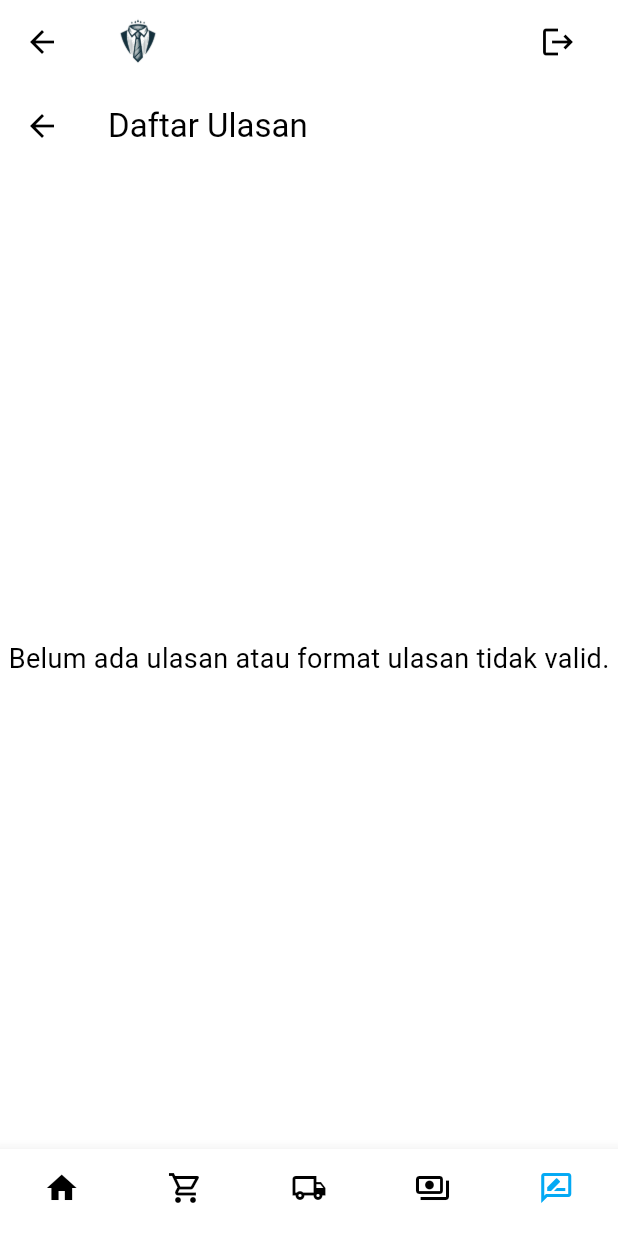
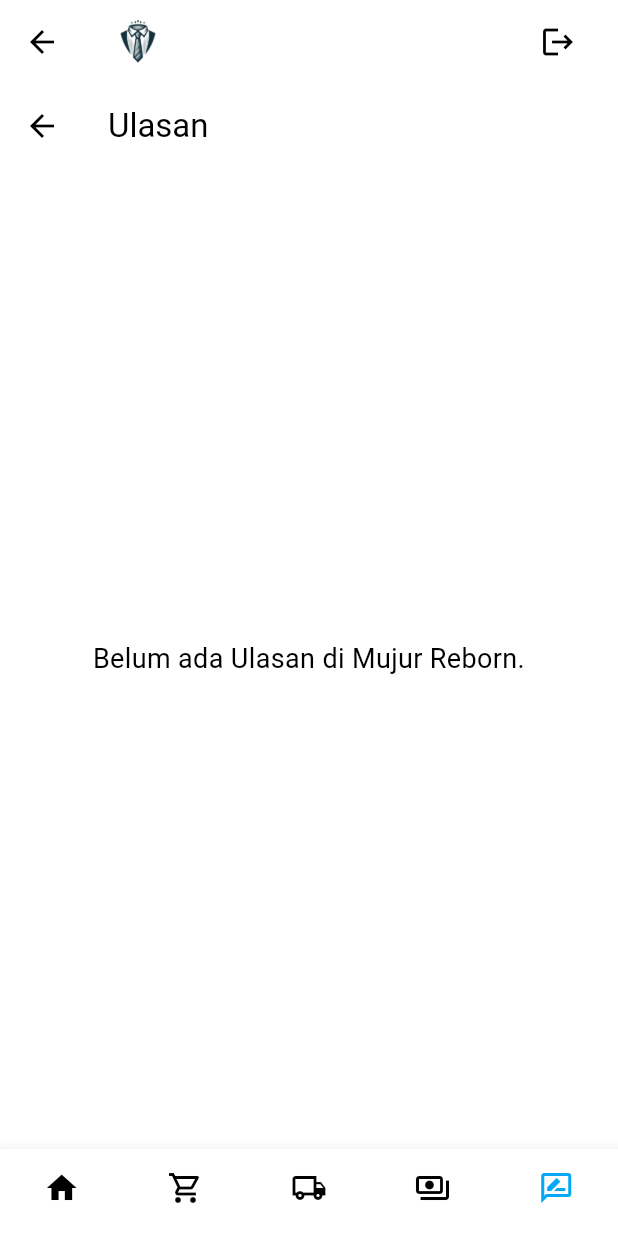
Before and after one commit to Kelompok-E07-PBP/proyek-akhir-semester, a Flutter app: the BottomNavbar screen opened by its route, item 5 of the bottom bar chosen, on a phone screen of 412 x 824 dp. Run offline on Flutter 3.47's test engine with Material 3 defaults, Android fonts, the phone set to English and light mode, and no system bars; missing offline and left inert: pbp_django_auth.

Commit message:
Selesai implementasi delete produk dan sedang perbaiki review.

```diff
--- a/lib/admin_widgets/product_card_admin.dart
+++ b/lib/admin_widgets/product_card_admin.dart
@@ -36,6 +36,9 @@
                   imageUrl,
                   fit: BoxFit.cover,
                   width: double.infinity,
+                  errorBuilder: (context, error, stackTrace) {
+                    return const Icon(Icons.broken_image);
+                  },
                 ),
             ),
           ),
--- a/lib/pages/review.dart
+++ b/lib/pages/review.dart
@@ -1,61 +1,94 @@
 import 'package:flutter/material.dart';
+import 'package:mujur_reborn/admin_widgets/bottom_navbar_admin.dart';
+import 'package:pbp_django_auth/pbp_django_auth.dart';
+import 'package:provider/provider.dart';
 
-class ReviewPage extends StatelessWidget {
-  final List<Map<String, dynamic>> reviews;
-
-  const ReviewPage({super.key, required this.reviews});
+class ReviewPage extends StatefulWidget {
+  const ReviewPage({super.key});
 
   @override
+  State<ReviewPage> createState() => _ReviewPageState();
+}
+
+class _ReviewPageState extends State<ReviewPage> {
+  @override
   Widget build(BuildContext context) {
+    final request = context.watch<CookieRequest>();
     return Scaffold(
       appBar: AppBar(
-        title: const Text('Daftar Ulasan'),
+        title: const Text('Ulasan'),
       ),
-      body: (reviews.isNotEmpty && _isValidReviewList(reviews))
-          ? ListView.builder(
-              padding: const EdgeInsets.all(8.0),
-              itemCount: reviews.length,
-              itemBuilder: (context, index) {
-                final review = reviews[index];
-                return Card(
-                  margin: const EdgeInsets.symmetric(vertical: 8.0),
-                  elevation: 3,
-                  child: Padding(
-                    padding: const EdgeInsets.all(16.0),
-                    child: Column(
-                      crossAxisAlignment: CrossAxisAlignment.start,
-                      children: [
-                        Text(
-                          review['nama_produk'] ?? 'Nama tidak tersedia',
-                          style: const TextStyle(
-                            fontSize: 16.0,
-                            fontWeight: FontWeight.bold,
-                          ),
-                        ),
-                        const SizedBox(height: 8.0),
-                        Text('Komentar: ${review['komentar'] ?? 'Tidak ada komentar'}'),
-                        const SizedBox(height: 4.0),
-                        Text('Rating: ${review['rating'] ?? 'Tidak ada rating'}'),
-                      ],
-                    ),
-                  ),
-                );
-              },
-            )
-          : const Center(
-              child: Text(
-                'Belum ada ulasan atau format ulasan tidak valid.',
-                style: TextStyle(fontSize: 18.0),
-              ),
-            ),
+      body: const Center(
+        child: Text(
+          'Belum ada Ulasan di Mujur Reborn.',
+          textAlign: TextAlign.center,
+          style: TextStyle(
+            fontSize: 18.0, // Adjust font size as needed
+            fontWeight: FontWeight.normal, // Optional styling
+          ),
+        ),
+      ),
     );
   }
+}
 
-  bool _isValidReviewList(List<Map<String, dynamic>> reviews) {
-    return reviews.every((review) {
-      return review.containsKey('nama_produk') &&
-          review.containsKey('komentar') &&
-          review.containsKey('rating');
-    });
-  }
-}
+
+// class ReviewPage extends StatelessWidget {
+//   final List<Map<String, dynamic>> reviews;
+
+//   const ReviewPage({super.key, required this.reviews});
+
+//   @override
+//   Widget build(BuildContext context) {
+//     return Scaffold(
+//       appBar: AppBar(
+//         title: const Text('Daftar Ulasan'),
+//       ),
+//       body: (reviews.isNotEmpty && _isValidReviewList(reviews))
+//           ? ListView.builder(
+//               padding: const EdgeInsets.all(8.0),
+//               itemCount: reviews.length,
+//               itemBuilder: (context, index) {
+//                 final review = reviews[index];
+//                 return Card(
+//                   margin: const EdgeInsets.symmetric(vertical: 8.0),
+//                   elevation: 3,
+//                   child: Padding(
+//                     padding: const EdgeInsets.all(16.0),
+//                     child: Column(
+//                       crossAxisAlignment: CrossAxisAlignment.start,
+//                       children: [
+//                         Text(
+//                           review['nama_produk'] ?? 'Nama tidak tersedia',
+//                           style: const TextStyle(
+//                             fontSize: 16.0,
+//                             fontWeight: FontWeight.bold,
+//                           ),
+//                         ),
+//                         const SizedBox(height: 8.0),
+//                         Text('Komentar: ${review['komentar'] ?? 'Tidak ada komentar'}'),
+//                         const SizedBox(height: 4.0),
+//                         Text('Rating: ${review['rating'] ?? 'Tidak ada rating'}'),
+//                       ],
+//                     ),
+//                   ),
+//                 );
+//               },
+//             )
+//           : const Center(
+//               child: Text(
+//                 'Belum ada ulasan atau format ulasan tidak valid.',
+//                 style: TextStyle(fontSize: 18.0),
+//               ),
+//             ),
+//     );
+//   }
+
+//   bool _isValidReviewList(List<Map<String, dynamic>> reviews) {
+//     return reviews.every((review) {
+//       return review.containsKey('nama_produk') &&
+//           review.containsKey('komentar') &&
+//           review.containsKey('rating');
+//     });
+//   }
+// }
--- a/lib/widgets/bottom_navbar.dart
+++ b/lib/widgets/bottom_navbar.dart
@@ -22,7 +22,7 @@
     const CartPage(),
     const ShippingPage(),
     const PaymentPage(),
-    const ReviewPage(reviews: []), // TODO: Fix this!
+    const ReviewPage(),
   ];
 
   Future<void> _logout(CookieRequest request) async {
@@ -31,14 +31,17 @@
     if (context.mounted) {
       if (response['status']) {
         String uname = response["username"];
+        // ignore: use_build_context_synchronously
         ScaffoldMessenger.of(context).showSnackBar(
           SnackBar(content: Text("$message Sampai jumpa, $uname.")),
         );
         Navigator.pushReplacement(
+          // ignore: use_build_context_synchronously
           context,
           MaterialPageRoute(builder: (context) => const LoginPage()),
         );
       } else {
+        // ignore: use_build_context_synchronously
         ScaffoldMessenger.of(context).showSnackBar(
           SnackBar(content: Text(message)),
         );
--- a/lib/widgets/product_card.dart
+++ b/lib/widgets/product_card.dart
@@ -53,6 +53,9 @@
                 widget.imageUrl,
                 fit: BoxFit.cover,
                 width: double.infinity,
+                errorBuilder: (context, error, stackTrace) {
+                    return const Icon(Icons.broken_image);
+                },
               ),
             ),
           ),
```
Also changed, not shown: lib/pages/home_admin.dart (+41 -3 lines), lib/pages/review_form.dart (+130 -130 lines).
